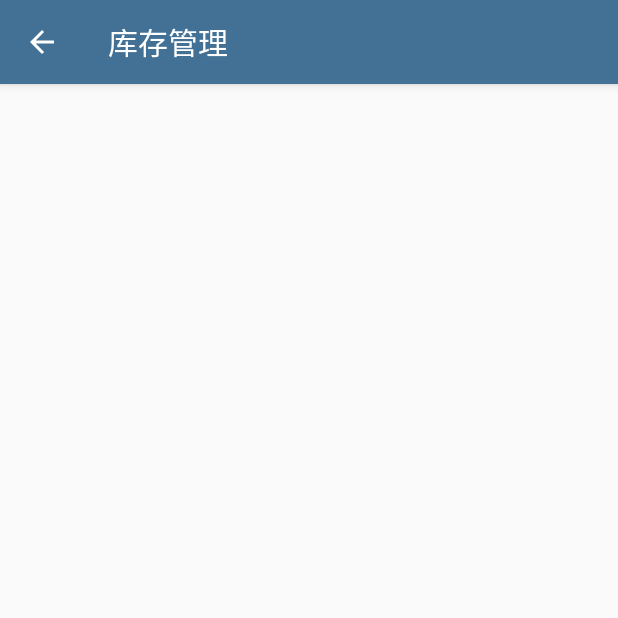
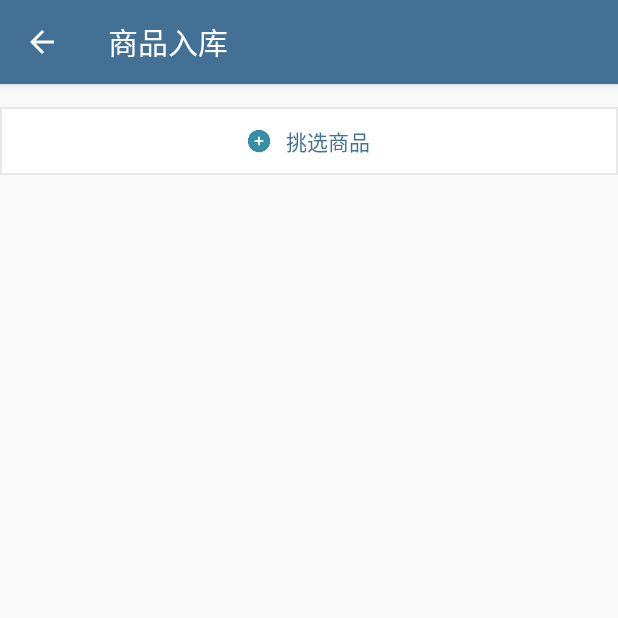
Before and after one commit to Javine1987/WarehouseManage, an Android app: the ExportActivity screen opened directly, with no data from a screen before it, on a phone screen of 412 x 824 dp, the top half of it. Run offline under Robolectric (Android 15) with nearby library versions, the phone set to English and light mode, and no system bars.

Commit message:
出入库页面开发

```diff
--- a/app/src/main/java/com/k/javine/warehousemanage/ExportActivity.java
+++ b/app/src/main/java/com/k/javine/warehousemanage/ExportActivity.java
@@ -16,6 +16,7 @@ import com.k.javine.warehousemanage.data.DataManager;
 public class ExportActivity extends BaseActivity {
     RecyclerView recyclerView;
     ExportAdapter mAdapter;
+    boolean mIsOutput = false;
     @Override
     protected void onCreate(@Nullable Bundle savedInstanceState) {
         super.onCreate(savedInstanceState);
@@ -24,5 +25,11 @@ public class ExportActivity extends BaseActivity {
         mAdapter = new ExportAdapter(this);
         recyclerView.setLayoutManager(new LinearLayoutManager(this));
         recyclerView.setAdapter(mAdapter);
+        mIsOutput = getIntent().getBooleanExtra("isOutput", false);
+        if (mIsOutput) {
+            setTitle("商品出库");
+        } else {
+            setTitle("商品入库");
+        }
     }
 }
--- a/app/src/main/java/com/k/javine/warehousemanage/StockActivity.java
+++ b/app/src/main/java/com/k/javine/warehousemanage/StockActivity.java
@@ -213,6 +213,8 @@ public class StockActivity extends BaseActivity implements View.OnClickListener
             mChangePriceImage.setOnClickListener(mChangeViewClick);
             mChangeTotalMoney = mChangeView.findViewById(R.id.money);
             mChangeView.findViewById(R.id.iv_close).setOnClickListener(mChangeViewClick);
+            mChangeBtn = mChangeView.findViewById(R.id.btn_output);
+            mChangeBtn.setOnClickListener(mChangeViewClick);
         }
         // TODO: 19-4-19 出库入库 会有不同的操作
         mIsOutput = isOutput;
@@ -233,7 +235,6 @@ public class StockActivity extends BaseActivity implements View.OnClickListener
             @Override
             public void onSingleLabelSelected(LabelView label) {
                 String colorKey = label.getLabelName().toString();
-                Log.d("Javine", "onLabelSelected " + colorKey);
                 mChangeAdapter.setSizeData(item.getColorSizeMap().get(colorKey), colorKey);
                 mChangeAdapter.notifyDataSetChanged();
             }
@@ -252,6 +253,11 @@ public class StockActivity extends BaseActivity implements View.OnClickListener
                 case R.id.tv_price:
                 case R.id.iv_edit_price:
                     showChangePriceDialog();
+                    break;
+                case R.id.btn_output:
+                    Intent intent = new Intent(StockActivity.this, ExportActivity.class);
+                    intent.putExtra("isOutput", mIsOutput);
+                    startActivity(intent);
                     break;
             }
         }
--- /dev/null
+++ b/app/src/main/res/drawable/bg_card_content_border.xml
@@ -0,0 +1,6 @@
+<?xml version="1.0" encoding="utf-8"?>
+<shape xmlns:android="http://schemas.android.com/apk/res/android">
+    <solid
+        android:color="@color/white" />
+    <stroke android:color="@color/translucent_08_black" android:width="1dp"/>
+</shape>
--- a/app/src/main/res/layout/activity_export.xml
+++ b/app/src/main/res/layout/activity_export.xml
@@ -1,11 +1,35 @@
 <?xml version="1.0" encoding="utf-8"?>
-<FrameLayout xmlns:android="http://schemas.android.com/apk/res/android"
+<LinearLayout xmlns:android="http://schemas.android.com/apk/res/android"
+    android:orientation="vertical"
     android:layout_width="match_parent"
     android:layout_height="match_parent">
+
+    <LinearLayout
+        android:id="@+id/ll_pick_product"
+        android:layout_width="match_parent"
+        android:layout_height="45dp"
+        android:layout_marginTop="15dp"
+        android:gravity="center"
+        android:background="@drawable/bg_card_content_border"
+        android:orientation="horizontal">
+
+        <ImageView
+            android:layout_width="16dp"
+            android:layout_height="16dp"
+            android:layout_marginRight="10dp"
+            android:src="@drawable/ic_add"/>
+
+        <TextView
+            android:layout_width="wrap_content"
+            android:layout_height="wrap_content"
+            android:textColor="@color/colorPrimary"
+            android:text="挑选商品"/>
+
+    </LinearLayout>
 
     <android.support.v7.widget.RecyclerView
         android:id="@+id/outer_recycler"
         android:layout_width="match_parent"
         android:layout_height="wrap_content"/>
 
-</FrameLayout>
+</LinearLayout>
```
